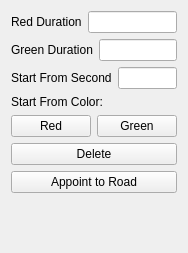
This is trafficlightoptions.ui in UmutSahinSE/Ata-Caddesi-Simulator as Qt 5 draws it before an edit. The edited form follows.
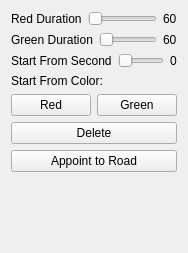
This is the edited form.

The edit to the form file:
```diff
--- a/trafficlightoptions.ui
+++ b/trafficlightoptions.ui
@@ -6,7 +6,7 @@
    <rect>
     <x>0</x>
     <y>0</y>
-    <width>133</width>
+    <width>178</width>
     <height>253</height>
    </rect>
   </property>
@@ -24,7 +24,18 @@
       </widget>
      </item>
      <item>
-      <widget class="QLineEdit" name="RedDurationEdit"/>
+      <widget class="QSlider" name="RedSlider">
+       <property name="orientation">
+        <enum>Qt::Horizontal</enum>
+       </property>
+      </widget>
+     </item>
+     <item>
+      <widget class="QLabel" name="RedNum">
+       <property name="text">
+        <string>60</string>
+       </property>
+      </widget>
      </item>
     </layout>
    </item>
@@ -38,7 +49,18 @@
       </widget>
      </item>
      <item>
-      <widget class="QLineEdit" name="GreenDurationEdit"/>
+      <widget class="QSlider" name="GreenSlider">
+       <property name="orientation">
+        <enum>Qt::Horizontal</enum>
+       </property>
+      </widget>
+     </item>
+     <item>
+      <widget class="QLabel" name="GreenNum">
+       <property name="text">
+        <string>60</string>
+       </property>
+      </widget>
      </item>
     </layout>
    </item>
@@ -52,7 +74,18 @@
       </widget>
      </item>
      <item>
-      <widget class="QLineEdit" name="StartFromEdit"/>
+      <widget class="QSlider" name="StartSlider">
+       <property name="orientation">
+        <enum>Qt::Horizontal</enum>
+       </property>
+      </widget>
+     </item>
+     <item>
+      <widget class="QLabel" name="StartNum">
+       <property name="text">
+        <string>0</string>
+       </property>
+      </widget>
      </item>
     </layout>
    </item>
```
